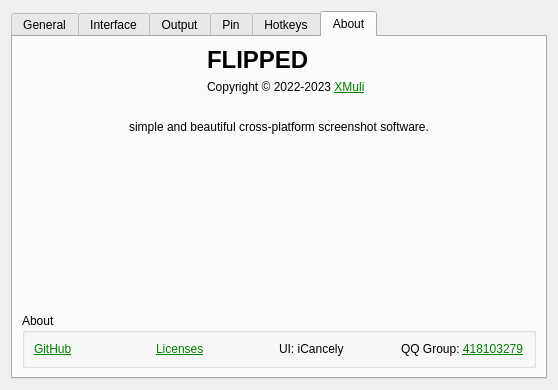
The window that src/preference/prefmanage.ui (SunnyScreenshot/FLIPPED) describes before a commit, drawn with Qt 5.
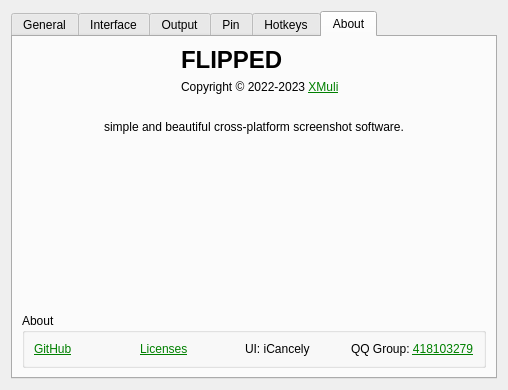
The same window after the commit. The open tabs and pages were chosen to show the change. Icons and pictures are not drawn.

```diff
--- a/src/preference/prefmanage.ui
+++ b/src/preference/prefmanage.ui
@@ -6,8 +6,8 @@
    <rect>
     <x>0</x>
     <y>0</y>
-    <width>558</width>
-    <height>343</height>
+    <width>508</width>
+    <height>342</height>
    </rect>
   </property>
   <property name="minimumSize">
@@ -1275,7 +1275,7 @@
                 <item>
                  <widget class="QLabel" name="labGitHub">
                   <property name="text">
-                   <string>&lt;html&gt;&lt;head/&gt;&lt;body&gt;&lt;p&gt;&lt;a href=&quot;https://github.com/XMuli/FILPPED&quot;&gt;&lt;span style=&quot; text-decoration: underline; color:#008000;&quot;&gt;GitHub&lt;/span&gt;&lt;/a&gt;&lt;/p&gt;&lt;/body&gt;&lt;/html&gt;</string>
+                   <string>&lt;html&gt;&lt;head/&gt;&lt;body&gt;&lt;p&gt;&lt;a href=&quot;https://github.com/XMuli/FLIPPED&quot;&gt;&lt;span style=&quot; text-decoration: underline; color:#008000;&quot;&gt;GitHub&lt;/span&gt;&lt;/a&gt;&lt;/p&gt;&lt;/body&gt;&lt;/html&gt;</string>
                   </property>
                   <property name="textFormat">
                    <enum>Qt::RichText</enum>
@@ -1288,7 +1288,7 @@
                 <item>
                  <widget class="QLabel" name="labLicenses">
                   <property name="text">
-                   <string>&lt;html&gt;&lt;head/&gt;&lt;body&gt;&lt;p&gt;&lt;a href=&quot;https://github.com/XMuli/FILPPED/blob/master/LICENSE&quot;&gt;&lt;span style=&quot; text-decoration: underline; color:green;&quot;&gt;Licenses&lt;/span&gt;&lt;/a&gt;&lt;/p&gt;&lt;/body&gt;&lt;/html&gt;</string>
+                   <string>&lt;html&gt;&lt;head/&gt;&lt;body&gt;&lt;p&gt;&lt;a href=&quot;https://github.com/XMuli/FLIPPED/blob/master/LICENSE&quot;&gt;&lt;span style=&quot; text-decoration: underline; color:green;&quot;&gt;Licenses&lt;/span&gt;&lt;/a&gt;&lt;/p&gt;&lt;/body&gt;&lt;/html&gt;</string>
                   </property>
                   <property name="textFormat">
                    <enum>Qt::RichText</enum>
```
